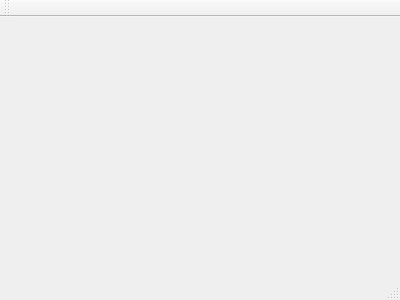
First picture: the form in mainwindow.ui, repository GeorgeIoak/QtSerialPort, before the edit.
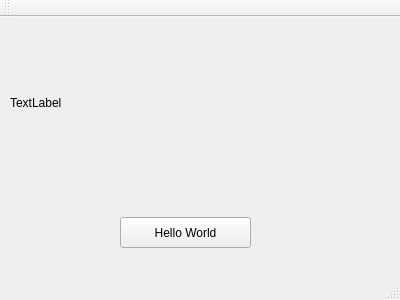
Second picture: the form after the edit.

The edit to the form file:
```diff
--- a/mainwindow.ui
+++ b/mainwindow.ui
@@ -12,13 +12,55 @@
   <property name="windowTitle" >
    <string>MainWindow</string>
   </property>
-  <widget class="QMenuBar" name="menuBar" />
-  <widget class="QToolBar" name="mainToolBar" />
-  <widget class="QWidget" name="centralWidget" />
-  <widget class="QStatusBar" name="statusBar" />
+  <widget class="QWidget" name="centralWidget">
+   <widget class="QPushButton" name="pushButton">
+    <property name="geometry">
+     <rect>
+      <x>120</x>
+      <y>200</y>
+      <width>131</width>
+      <height>31</height>
+     </rect>
+    </property>
+    <property name="text">
+     <string>Hello World</string>
+    </property>
+   </widget>
+   <widget class="QLabel" name="label">
+    <property name="geometry">
+     <rect>
+      <x>10</x>
+      <y>10</y>
+      <width>361</width>
+      <height>151</height>
+     </rect>
+    </property>
+    <property name="text">
+     <string>TextLabel</string>
+    </property>
+   </widget>
+  </widget>
+  <widget class="QMenuBar" name="menuBar">
+   <property name="geometry">
+    <rect>
+     <x>0</x>
+     <y>0</y>
+     <width>400</width>
+     <height>27</height>
+    </rect>
+   </property>
+  </widget>
+  <widget class="QToolBar" name="mainToolBar">
+   <attribute name="toolBarArea">
+    <enum>TopToolBarArea</enum>
+   </attribute>
+   <attribute name="toolBarBreak">
+    <bool>false</bool>
+   </attribute>
+  </widget>
+  <widget class="QStatusBar" name="statusBar"/>
  </widget>
- <layoutDefault spacing="6" margin="11" />
- <pixmapfunction></pixmapfunction>
+ <layoutdefault spacing="6" margin="11"/>
  <resources/>
  <connections/>
 </ui>
```
Left out of the diff: 7 changed lines with no effect on the pictures.
